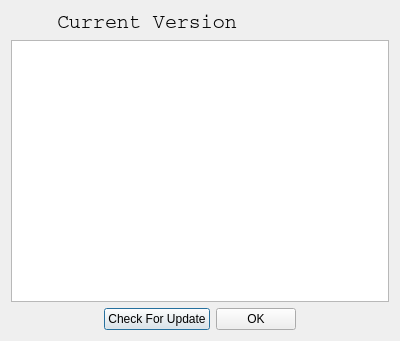
The window that BerEditor/about_dlg.ui (jykim74/BerEditor) describes before a commit, drawn with Qt 5.
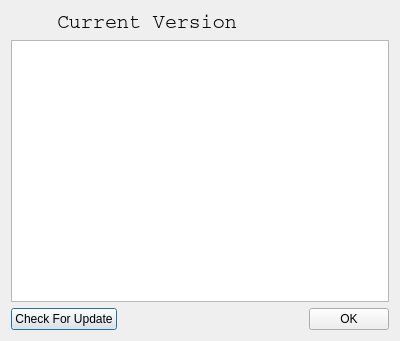
The same window after the commit. Icons and pictures are not drawn.

```diff
--- a/BerEditor/about_dlg.ui
+++ b/BerEditor/about_dlg.ui
@@ -85,19 +85,6 @@
    </item>
    <item>
     <layout class="QHBoxLayout" name="horizontalLayout_2">
-     <item>
-      <spacer name="horizontalSpacer_3">
-       <property name="orientation">
-        <enum>Qt::Horizontal</enum>
-       </property>
-       <property name="sizeHint" stdset="0">
-        <size>
-         <width>40</width>
-         <height>20</height>
-        </size>
-       </property>
-      </spacer>
-     </item>
      <item>
       <widget class="QPushButton" name="mCheckUpdatBtn">
        <property name="text">
@@ -105,6 +92,19 @@
        </property>
       </widget>
      </item>
+     <item>
+      <spacer name="horizontalSpacer">
+       <property name="orientation">
+        <enum>Qt::Horizontal</enum>
+       </property>
+       <property name="sizeHint" stdset="0">
+        <size>
+         <width>40</width>
+         <height>20</height>
+        </size>
+       </property>
+      </spacer>
+     </item>
      <item>
       <widget class="QPushButton" name="mOKBtn">
        <property name="text">
@@ -112,19 +112,6 @@
        </property>
       </widget>
      </item>
-     <item>
-      <spacer name="horizontalSpacer_4">
-       <property name="orientation">
-        <enum>Qt::Horizontal</enum>
-       </property>
-       <property name="sizeHint" stdset="0">
-        <size>
-         <width>40</width>
-         <height>20</height>
-        </size>
-       </property>
-      </spacer>
-     </item>
     </layout>
    </item>
   </layout>
```
